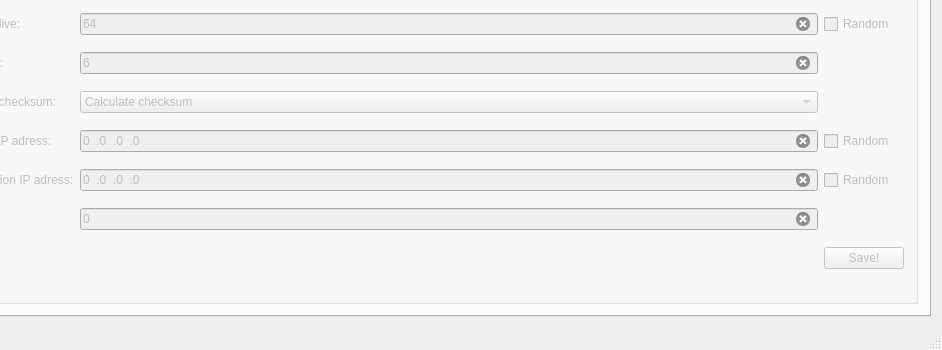
Old version of the form qt/packet-generator/mainwindow.ui in the repository emiliancyc/packet-generator; both pictures show x 82 to 1024 and y 418 to 768 of the 1024 by 768 pixel window.
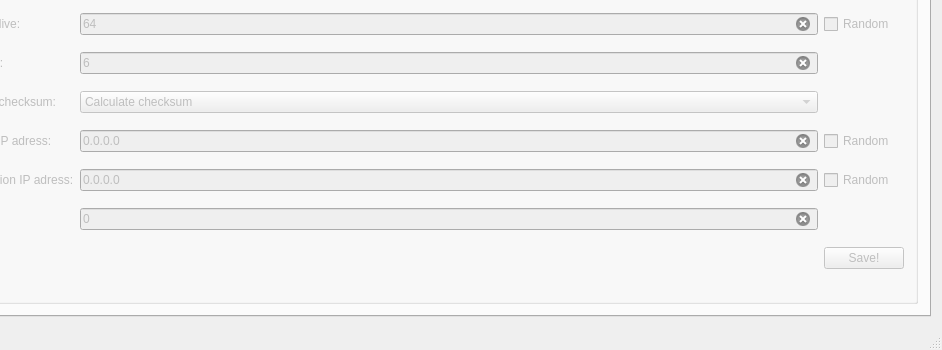
New version of the form. The open tabs and pages were chosen to show the change. Icons and pictures are not drawn.

```diff
--- a/qt/packet-generator/mainwindow.ui
+++ b/qt/packet-generator/mainwindow.ui
@@ -1972,7 +1972,7 @@
               <string/>
              </property>
              <property name="inputMask">
-              <string>000.000.000.000</string>
+              <string/>
              </property>
              <property name="text">
               <string>0.0.0.0</string>
@@ -2036,7 +2036,7 @@
               <string/>
              </property>
              <property name="inputMask">
-              <string>000.000.000.000</string>
+              <string/>
              </property>
              <property name="text">
               <string>0.0.0.0</string>
```
Left out of the diff: 15 changed lines with no effect on the pictures.
